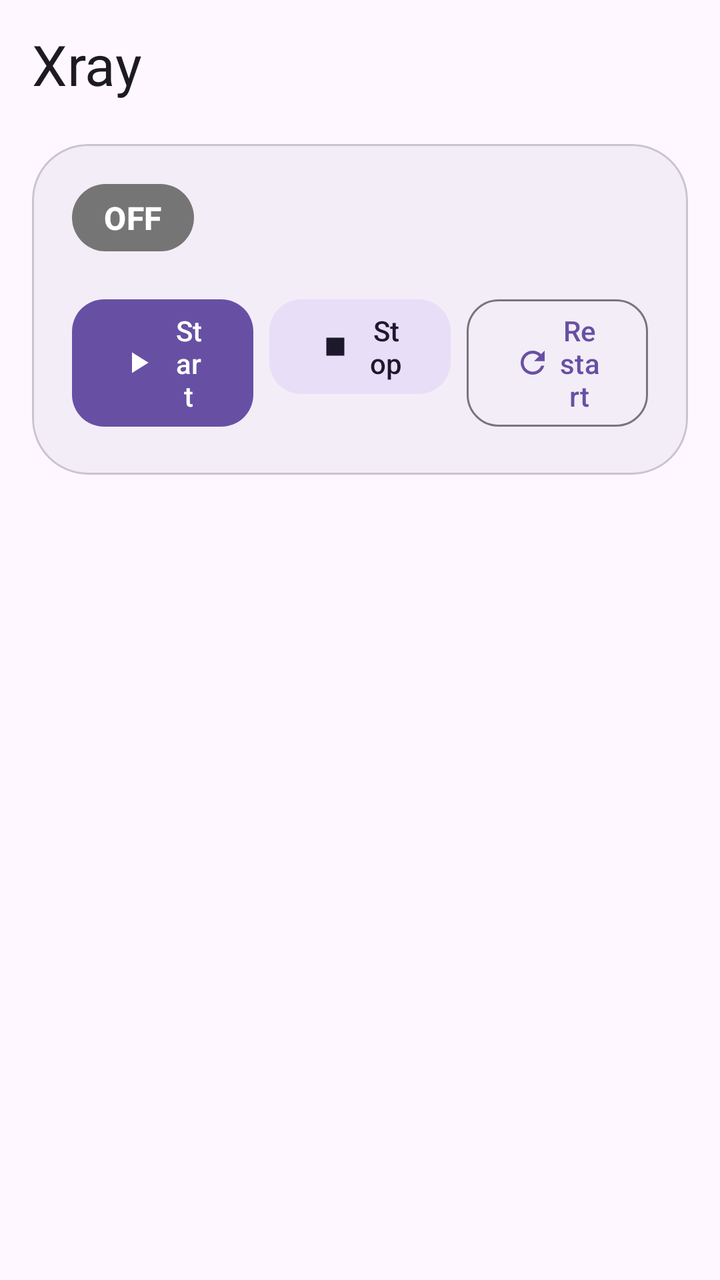
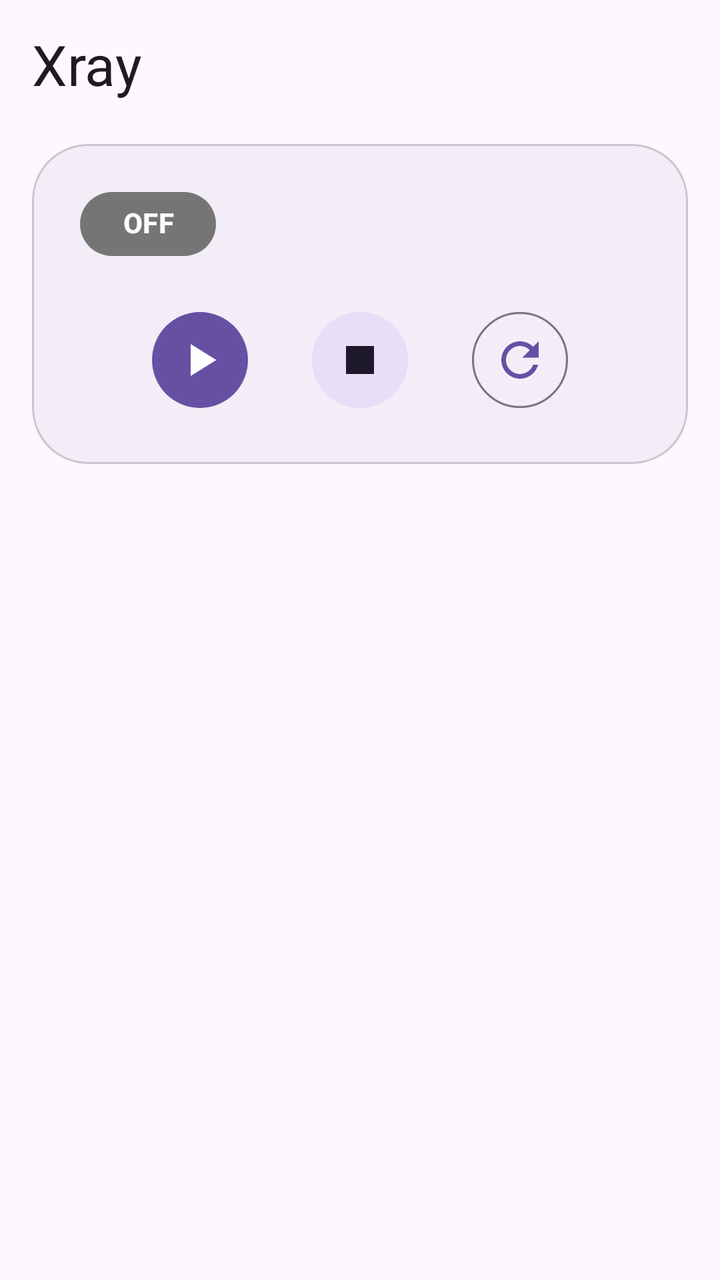

The first picture is an Android layout as it rendered before a commit; the second is the same layout after the commit. The layout source and the unified diff follow.
<!-- AndroidManifest.xml: activity theme Theme.Xray -->
<!-- res/layout/activity_main.xml -->
<?xml version="1.0" encoding="utf-8"?>
<androidx.coordinatorlayout.widget.CoordinatorLayout
    xmlns:android="http://schemas.android.com/apk/res/android"
    xmlns:app="http://schemas.android.com/apk/res-auto"
    android:id="@+id/root_layout"
    android:layout_width="match_parent"
    android:layout_height="match_parent"
    android:background="?attr/colorSurface">

    <com.google.android.material.appbar.AppBarLayout
        android:id="@+id/appbar"
        android:layout_width="match_parent"
        android:layout_height="wrap_content"
        android:background="?attr/colorSurface"
        app:elevation="0dp">

        <com.google.android.material.appbar.MaterialToolbar
            android:id="@+id/toolbar"
            android:layout_width="match_parent"
            android:layout_height="?attr/actionBarSize"
            app:title="@string/app_name"
            app:titleCentered="false"
            app:titleTextAppearance="?attr/textAppearanceHeadlineMedium" />

        <com.google.android.material.progressindicator.LinearProgressIndicator
            android:id="@+id/progress_bar"
            android:layout_width="match_parent"
            android:layout_height="wrap_content"
            android:indeterminate="true"
            android:visibility="gone" />

    </com.google.android.material.appbar.AppBarLayout>

    <androidx.core.widget.NestedScrollView
        android:id="@+id/nested_scroll_view"
        android:layout_width="match_parent"
        android:layout_height="match_parent"
        app:layout_behavior="@string/appbar_scrolling_view_behavior"
        android:clipToPadding="false"
        android:fillViewport="true">

        <LinearLayout
            android:id="@+id/scroll_content"
            android:layout_width="match_parent"
            android:layout_height="wrap_content"
            android:orientation="vertical"
            android:paddingStart="16dp"
            android:paddingEnd="16dp"
            android:paddingTop="8dp"
            android:paddingBottom="16dp">

            
            <com.google.android.material.card.MaterialCardView
                android:id="@+id/card_hero"
                android:layout_width="match_parent"
                android:layout_height="wrap_content"
                app:cardCornerRadius="28dp"
                app:cardElevation="0dp"
                app:strokeWidth="1dp"
                app:strokeColor="?attr/colorOutlineVariant"
                app:cardBackgroundColor="?attr/colorSurfaceContainer"
                android:layout_marginBottom="16dp">

                <LinearLayout
                    android:layout_width="match_parent"
                    android:layout_height="wrap_content"
                    android:orientation="vertical"
                    android:padding="20dp">

                    
                    <LinearLayout
                        android:layout_width="match_parent"
                        android:layout_height="wrap_content"
                        android:orientation="horizontal"
                        android:gravity="center_vertical"
                        android:layout_marginBottom="20dp">

                        <TextView
                            android:id="@+id/text_badge_state"
                            android:layout_width="wrap_content"
                            android:layout_height="wrap_content"
                            android:text="OFF"
                            android:textStyle="bold"
                            android:paddingStart="16dp"
                            android:paddingEnd="16dp"
                            android:paddingTop="6dp"
                            android:paddingBottom="6dp"
                            android:background="@drawable/bg_badge"
                            android:textColor="@android:color/white"
                            android:textAppearance="?attr/textAppearanceTitleMedium" />

                        <View
                            android:layout_width="0dp"
                            android:layout_height="1dp"
                            android:layout_weight="1" />

                        <com.google.android.material.card.MaterialCardView
                            android:id="@+id/card_pid"
                            android:layout_width="wrap_content"
                            android:layout_height="wrap_content"
                            android:visibility="gone"
                            app:cardCornerRadius="100dp"
                            app:cardElevation="0dp"
                            app:strokeWidth="1dp"
                            app:strokeColor="?attr/colorOutlineVariant"
                            app:cardBackgroundColor="?attr/colorSurfaceContainerHigh">

                            <TextView
                                android:id="@+id/text_pid"
                                android:layout_width="wrap_content"
                                android:layout_height="wrap_content"
                                android:text="PID: —"
                                android:paddingStart="12dp"
                                android:paddingEnd="12dp"
                                android:paddingTop="5dp"
                                android:paddingBottom="5dp"
                                android:textAppearance="?attr/textAppearanceLabelLarge"
                                android:textColor="?attr/colorOnSurfaceVariant" />

                        </com.google.android.material.card.MaterialCardView>

                    </LinearLayout>

                    
                    <LinearLayout
                        android:layout_width="match_parent"
                        android:layout_height="wrap_content"
                        android:orientation="horizontal">

                        <com.google.android.material.button.MaterialButton
                            android:id="@+id/btn_start"
                            android:layout_width="0dp"
                            android:layout_height="wrap_content"
                            android:layout_weight="1"
                            android:layout_marginEnd="4dp"
                            android:text="@string/btn_start"
                            app:icon="@drawable/ic_play"
                            app:cornerRadius="16dp"
                            style="@style/Widget.Material3.Button" />

                        <com.google.android.material.button.MaterialButton
                            android:id="@+id/btn_stop"
                            android:layout_width="0dp"
                            android:layout_height="wrap_content"
                            android:layout_weight="1"
                            android:layout_marginStart="4dp"
                            android:layout_marginEnd="4dp"
                            android:text="@string/btn_stop"
                            app:icon="@drawable/ic_stop"
                            app:cornerRadius="16dp"
                            style="@style/Widget.Material3.Button.TonalButton" />

                        <com.google.android.material.button.MaterialButton
                            android:id="@+id/btn_restart"
                            android:layout_width="0dp"
                            android:layout_height="wrap_content"
                            android:layout_weight="1"
                            android:layout_marginStart="4dp"
                            android:text="@string/btn_restart"
                            app:icon="@drawable/ic_refresh"
                            app:cornerRadius="16dp"
                            style="@style/Widget.Material3.Button.OutlinedButton" />

                    </LinearLayout>

                </LinearLayout>

            </com.google.android.material.card.MaterialCardView>

            
            <LinearLayout
                android:id="@+id/container_custom_actions"
                android:layout_width="match_parent"
                android:layout_height="wrap_content"
                android:orientation="vertical" />

        </LinearLayout>

    </androidx.core.widget.NestedScrollView>

</androidx.coordinatorlayout.widget.CoordinatorLayout>
<!-- resources referenced by this layout -->
<resources>
  <!-- drawable bg_badge (drawable) -->
  <?xml version="1.0" encoding="utf-8"?>
  <shape xmlns:android="http://schemas.android.com/apk/res/android"
      android:shape="rectangle">
      <corners android:radius="100dp" />
      <solid android:color="#757575" />
  </shape>
  <!-- drawable ic_play (drawable) -->
  <vector xmlns:android="http://schemas.android.com/apk/res/android"
      android:width="20dp"
      android:height="20dp"
      android:viewportWidth="24"
      android:viewportHeight="24">
      <path
          android:fillColor="#FFFFFFFF"
          android:pathData="M8,5.14v13.72L19,12L8,5.14z"/>
  </vector>
  <!-- drawable ic_refresh (drawable) -->
  <vector xmlns:android="http://schemas.android.com/apk/res/android"
      android:width="24dp"
      android:height="24dp"
      android:viewportWidth="24"
      android:viewportHeight="24">
      <path
          android:fillColor="?attr/colorOnSurface"
          android:pathData="M17.65,6.35C16.2,4.9 14.21,4 12,4c-4.42,0 -7.99,3.58 -7.99,8s3.57,8 7.99,8c3.73,0 6.84,-2.55 7.73,-6h-2.08c-0.82,2.33 -3.04,4 -5.65,4 -3.31,0 -6,-2.69 -6,-6s2.69,-6 6,-6c1.66,0 3.14,0.69 4.22,1.78L13,11h7V4l-2.35,2.35z"/>
  </vector>
  <!-- drawable ic_stop (drawable) -->
  <vector xmlns:android="http://schemas.android.com/apk/res/android"
      android:width="20dp"
      android:height="20dp"
      android:viewportWidth="24"
      android:viewportHeight="24">
      <path
          android:fillColor="#FFFFFFFF"
          android:pathData="M6,6h12v12H6z"/>
  </vector>
  <string name="app_name">Xray</string>
  <string name="btn_restart">Restart</string>
  <string name="btn_start">Start</string>
  <string name="btn_stop">Stop</string>
  <style name="Theme.Xray" parent="Theme.Material3.DayNight.NoActionBar">
          <item name="android:statusBarColor">@android:color/transparent</item>
          <item name="android:navigationBarColor">@android:color/transparent</item>
          <item name="android:windowLightStatusBar">true</item>
          <item name="android:windowLightNavigationBar">true</item>
      </style>
</resources>

<!-- the commit's change to res/layout/activity_main.xml (unified diff, before → after) -->
@@ -65,59 +65,50 @@
                     android:layout_width="match_parent"
                     android:layout_height="wrap_content"
                     android:orientation="vertical"
-                    android:padding="20dp">
+                    android:padding="24dp">
 
                     
                     <LinearLayout
                         android:layout_width="match_parent"
-                        android:layout_height="wrap_content"
+                        android:layout_height="32dp"
                         android:orientation="horizontal"
                         android:gravity="center_vertical"
-                        android:layout_marginBottom="20dp">
+                        android:layout_marginBottom="24dp">
 
                         <TextView
                             android:id="@+id/text_badge_state"
                             android:layout_width="wrap_content"
-                            android:layout_height="wrap_content"
+                            android:layout_height="32dp"
+                            android:minWidth="68dp"
+                            android:gravity="center"
+                            android:paddingStart="16dp"
+                            android:paddingEnd="16dp"
                             android:text="OFF"
                             android:textStyle="bold"
-                            android:paddingStart="16dp"
-                            android:paddingEnd="16dp"
-                            android:paddingTop="6dp"
-                            android:paddingBottom="6dp"
+                            android:includeFontPadding="false"
                             android:background="@drawable/bg_badge"
                             android:textColor="@android:color/white"
-                            android:textAppearance="?attr/textAppearanceTitleMedium" />
+                            android:textAppearance="?attr/textAppearanceLabelLarge" />
 
                         <View
                             android:layout_width="0dp"
                             android:layout_height="1dp"
                             android:layout_weight="1" />
 
-                        <com.google.android.material.card.MaterialCardView
-                            android:id="@+id/card_pid"
+                        <TextView
+                            android:id="@+id/text_pid"
                             android:layout_width="wrap_content"
-                            android:layout_height="wrap_content"
+                            android:layout_height="32dp"
+                            android:gravity="center"
+                            android:paddingStart="14dp"
+                            android:paddingEnd="14dp"
+                            android:text="PID: —"
                             android:visibility="gone"
-                            app:cardCornerRadius="100dp"
-                            app:cardElevation="0dp"
-                            app:strokeWidth="1dp"
-                            app:strokeColor="?attr/colorOutlineVariant"
-                            app:cardBackgroundColor="?attr/colorSurfaceContainerHigh">
-
-                            <TextView
-                                android:id="@+id/text_pid"
-                                android:layout_width="wrap_content"
-                                android:layout_height="wrap_content"
-                                android:text="PID: —"
-                                android:paddingStart="12dp"
-                                android:paddingEnd="12dp"
-                                android:paddingTop="5dp"
-                                android:paddingBottom="5dp"
-                                android:textAppearance="?attr/textAppearanceLabelLarge"
-                                android:textColor="?attr/colorOnSurfaceVariant" />
-
-                        </com.google.android.material.card.MaterialCardView>
+                            android:textStyle="bold"
+                            android:includeFontPadding="false"
+                            android:background="@drawable/bg_pid_badge"
+                            android:textAppearance="?attr/textAppearanceLabelLarge"
+                            android:textColor="?attr/colorOnSurfaceVariant" />
 
                     </LinearLayout>
 
@@ -125,41 +116,51 @@
                     <LinearLayout
                         android:layout_width="match_parent"
                         android:layout_height="wrap_content"
-                        android:orientation="horizontal">
+                        android:orientation="horizontal"
+                        android:gravity="center">
 
+                        
                         <com.google.android.material.button.MaterialButton
                             android:id="@+id/btn_start"
-                            android:layout_width="0dp"
-                            android:layout_height="wrap_content"
-                            android:layout_weight="1"
-                            android:layout_marginEnd="4dp"
-                            android:text="@string/btn_start"
+                            android:layout_width="56dp"
+                            android:layout_height="56dp"
+                            android:layout_marginEnd="16dp"
+                            android:padding="0dp"
                             app:icon="@drawable/ic_play"
-                            app:cornerRadius="16dp"
-                            style="@style/Widget.Material3.Button" />
+                            app:iconSize="28dp"
+                            app:iconGravity="textStart"
+                            app:cornerRadius="28dp"
+                            android:contentDescription="@string/btn_start"
+                            style="@style/Widget.Material3.Button.IconButton.Filled" />
 
+                        
                         <com.google.android.material.button.MaterialButton
                             android:id="@+id/btn_stop"
-                            android:layout_width="0dp"
-                            android:layout_height="wrap_content"
-                            android:layout_weight="1"
-                            android:layout_marginStart="4dp"
-                            android:layout_marginEnd="4dp"
-                            android:text="@string/btn_stop"
+                            android:layout_width="56dp"
+                            android:layout_height="56dp"
+                            android:layout_marginStart="8dp"
+                            android:layout_marginEnd="8dp"
+                            android:padding="0dp"
                             app:icon="@drawable/ic_stop"
-                            app:cornerRadius="16dp"
-                            style="@style/Widget.Material3.Button.TonalButton" />
+                            app:iconSize="28dp"
+                            app:iconGravity="textStart"
+                            app:cornerRadius="28dp"
+                            android:contentDescription="@string/btn_stop"
+                            style="@style/Widget.Material3.Button.IconButton.Filled.Tonal" />
 
+                        
                         <com.google.android.material.button.MaterialButton
                             android:id="@+id/btn_restart"
-                            android:layout_width="0dp"
-                            android:layout_height="wrap_content"
-                            android:layout_weight="1"
-                            android:layout_marginStart="4dp"
-                            android:text="@string/btn_restart"
+                            android:layout_width="56dp"
+                            android:layout_height="56dp"
+                            android:layout_marginStart="16dp"
+                            android:padding="0dp"
                             app:icon="@drawable/ic_refresh"
-                            app:cornerRadius="16dp"
-                            style="@style/Widget.Material3.Button.OutlinedButton" />
+                            app:iconSize="28dp"
+                            app:iconGravity="textStart"
+                            app:cornerRadius="28dp"
+                            android:contentDescription="@string/btn_restart"
+                            style="@style/Widget.Material3.Button.IconButton.Outlined" />
 
                     </LinearLayout>
 
<!-- resource entries referenced after the edit -->
@@ -4,8 +4,16 @@
   <?xml version="1.0" encoding="utf-8"?>
   <shape xmlns:android="http://schemas.android.com/apk/res/android"
       android:shape="rectangle">
-      <corners android:radius="100dp" />
+      <corners android:radius="16dp" />
       <solid android:color="#757575" />
+  </shape>
+  <!-- drawable bg_pid_badge (drawable) -->
+  <?xml version="1.0" encoding="utf-8"?>
+  <shape xmlns:android="http://schemas.android.com/apk/res/android"
+      android:shape="rectangle">
+      <corners android:radius="16dp" />
+      <solid android:color="?attr/colorSurfaceContainerHigh" />
+      <stroke android:width="1dp" android:color="?attr/colorOutlineVariant" />
   </shape>
   <!-- drawable ic_play (drawable) -->
   <vector xmlns:android="http://schemas.android.com/apk/res/android"
